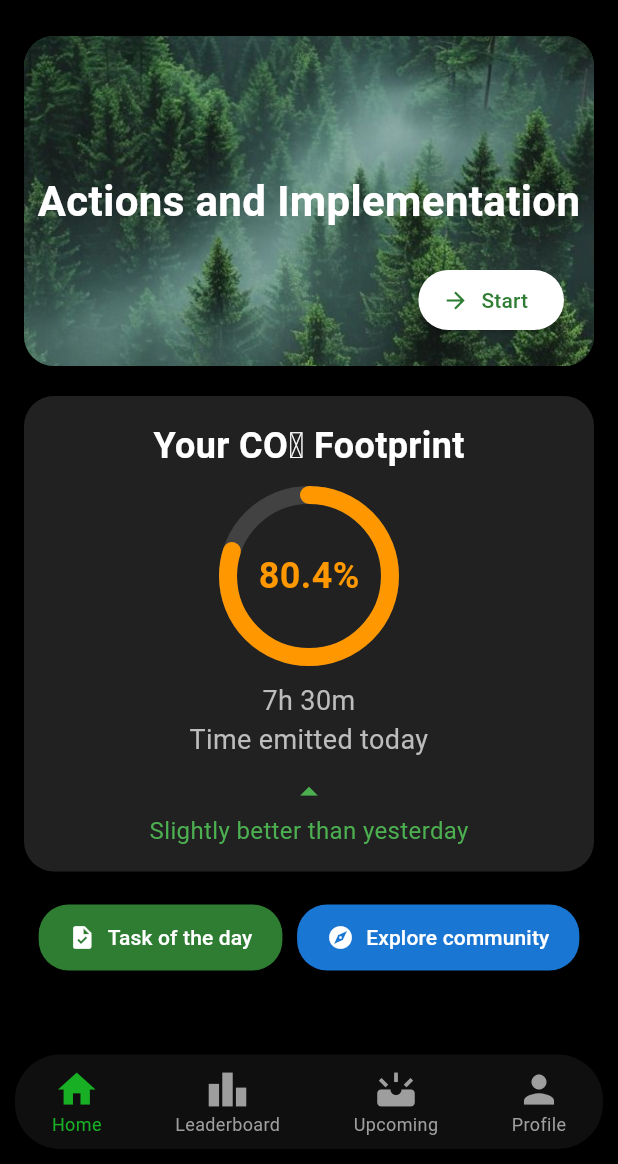
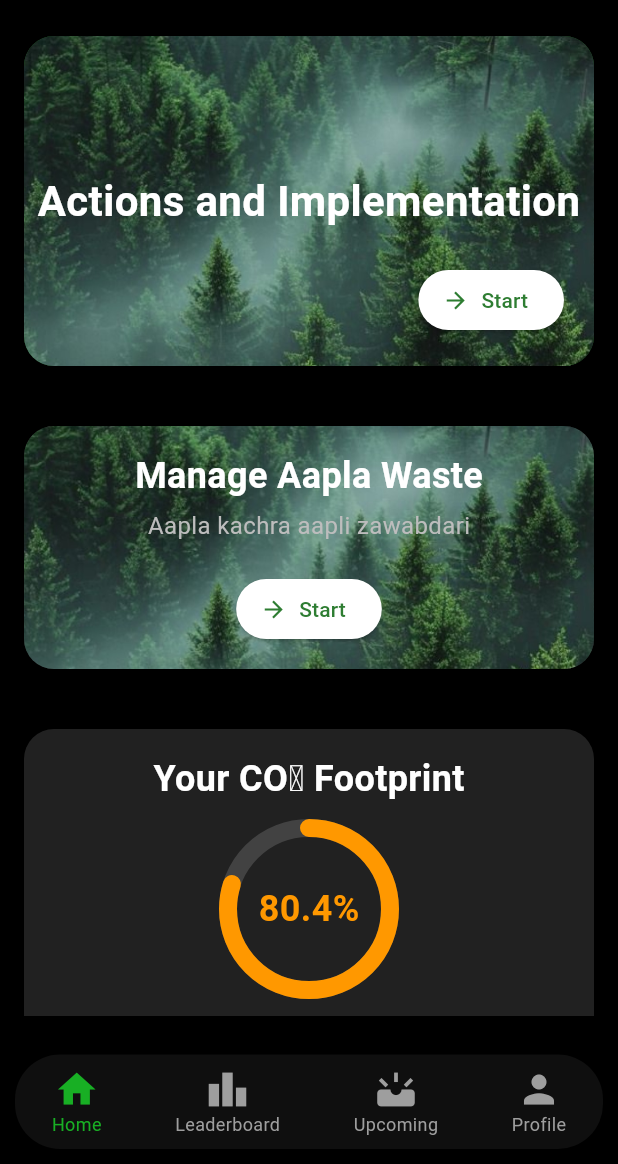
Before and after one commit to spicydino/releaf, a Flutter app: the screen it shows after launch, on a phone screen of 412 x 824 dp, the part 72-1236 px from its top. Run offline on Flutter 3.47's test engine with Material 3 defaults, Android fonts, the light colour scheme and no system bars; drawn by our look-alikes of percent_indicator; our stand-ins replace cached_network_image, firebase_core, fl_chart, geolocator, google_fonts, image_picker; missing offline and left inert: mobile_scanner; accounts and stored records are empty.

Commit message:
Add Waste Management Dashboard and update navigation structure

```diff
--- a/lib/Home_page.dart
+++ b/lib/Home_page.dart
@@ -17,7 +17,7 @@ class _HomePageState extends State<HomePage> {
   final List<Widget> _pages = [
     Dashboard(),
     LeaderboardScreen(),
-    Center(child: Text('Upcoming', style: TextStyle(fontSize: 24, color: Colors.white))),
+    WastePage(),
     Center(child: Text('Profile', style: TextStyle(fontSize: 24, color: Colors.white))),
   ];
 
--- a/lib/dashboard/dashboard.dart
+++ b/lib/dashboard/dashboard.dart
@@ -1,6 +1,7 @@
 import 'package:flutter/material.dart';
 import 'package:percent_indicator/circular_percent_indicator.dart';
 import 'package:google_fonts/google_fonts.dart';
+import 'package:releaf/WasteManagementdastboard/WasteManagementDashboard.dart';
 
 class Dashboard extends StatefulWidget {
   const Dashboard({super.key});
@@ -69,6 +70,69 @@ class _DashboardState extends State<Dashboard> {
                   ],
                 ),
               ),
+
+              SizedBox(height: 20),
+
+              Container(
+                margin: const EdgeInsets.only(bottom: 20),
+                padding: const EdgeInsets.all(16),
+                decoration: BoxDecoration(
+                  color: Colors.grey.shade900,
+                  borderRadius: BorderRadius.circular(20),
+                  image: const DecorationImage(
+                    image: AssetImage('assets/Images/forest.jpg'), // Replace with your image
+                    fit: BoxFit.cover,
+                  ),
+                ),
+                child: Column(
+  mainAxisAlignment: MainAxisAlignment.center,
+  crossAxisAlignment: CrossAxisAlignment.center,
+  children: [
+    Text(
+      "Manage Aapla Waste",
+      style: GoogleFonts.roboto(
+        fontSize: 24,
+        color: Colors.white,
+        fontWeight: FontWeight.bold,
+      ),
+    ),
+    const SizedBox(height: 5),
+    Text(
+      "Aapla kachra aapli zawabdari",
+      style: GoogleFonts.roboto(
+        fontSize: 16,
+        color: Colors.grey.shade400,
+      ),
+    ),
+
+    const SizedBox(height: 20),
+    Align(
+      alignment: Alignment.center,
+      child: ElevatedButton.icon(
+        onPressed: () {
+          Navigator.push(
+        context,
+        MaterialPageRoute(builder: (context) => Wastemanagementdashboard()),
+      );
+        },
+        icon: const Icon(Icons.arrow_forward, size: 18),
+        label: const Text("Start"),
+        style: ElevatedButton.styleFrom(
+          backgroundColor: Colors.white,
+          foregroundColor: Colors.green.shade800,
+          shape: RoundedRectangleBorder(
+            borderRadius: BorderRadius.circular(30),
+          ),
+        ),
+      ),
+    ),
+  ],
+),
+
+              ),
+
+
+              SizedBox(height: 20),
 
               // CO2 Footprint Card
               Container(
--- a/lib/leaderboard/leaderboard.dart
+++ b/lib/leaderboard/leaderboard.dart
@@ -47,7 +47,7 @@ class _LeaderboardScreenState extends State<LeaderboardScreen> {
             children: [
               Text(
                 'Leaderboard',
-                style: TextStyle(color: const Color(0xFFFFFFFF), fontSize: 28, fontWeight: FontWeight.bold),
+                style: TextStyle(color: const Color(0xFFFFFFFF), fontSize: 25, fontWeight: FontWeight.bold),
               ),
             ],
           ),
@@ -56,8 +56,8 @@ class _LeaderboardScreenState extends State<LeaderboardScreen> {
             mainAxisAlignment: MainAxisAlignment.spaceAround,
             children: [
               _buildPodium(userNames[0], userPoints[0], 3, userImages[0]),
+              _buildPodium(userNames[2], userPoints[2], 1, userImages[2]),
               _buildPodium(userNames[1], userPoints[1], 2, userImages[1]),
-              _buildPodium(userNames[2], userPoints[2], 1, userImages[2]),
             ],
           ),
           SizedBox(height: 20),
--- a/pubspec.yaml
+++ b/pubspec.yaml
@@ -81,6 +81,8 @@ flutter:
   assets:
     - assets/Images/logo.jpg
     - assets/Images/forest.jpg
+    - assets/Images/nss.jpg
+    - assets/Images/community.jpg
 
 
   # An image asset can refer to one or more resolution-specific "variants", see
```
Also changed, not shown: lib/WasteManagementdastboard/WasteManagementDashboard.dart (added, +180 -0 lines), assets/Images/community.jpg (added), assets/Images/nss.jpg (added).
